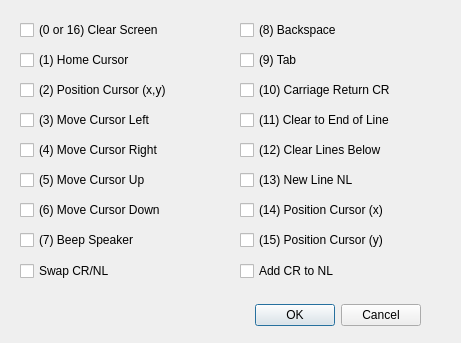
Before: the Qt Designer form propside/TermPrefs.ui in parallaxinc/SimpleIDE, drawn with Qt 5.
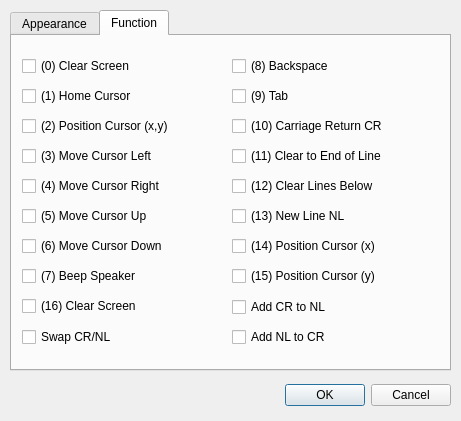
After: the same form once the commit is applied. The open tabs and pages were chosen to show the change.

Commit message: Add open .side file. Add preliminary Simple Terminal Appearance options.

```diff
--- a/propside/TermPrefs.ui
+++ b/propside/TermPrefs.ui
@@ -7,7 +7,7 @@
     <x>0</x>
     <y>0</y>
     <width>461</width>
-    <height>343</height>
+    <height>421</height>
    </rect>
   </property>
   <property name="windowTitle">
@@ -16,9 +16,9 @@
   <widget class="QDialogButtonBox" name="buttonBox">
    <property name="geometry">
     <rect>
-     <x>30</x>
-     <y>300</y>
-     <width>391</width>
+     <x>10</x>
+     <y>380</y>
+     <width>441</width>
      <height>31</height>
     </rect>
    </property>
@@ -29,140 +29,238 @@
     <set>QDialogButtonBox::Cancel|QDialogButtonBox::Ok</set>
    </property>
   </widget>
-  <widget class="QCheckBox" name="cbClearScreen">
+  <widget class="QTabWidget" name="tabWidget">
    <property name="geometry">
     <rect>
-     <x>20</x>
+     <x>10</x>
+     <y>10</y>
+     <width>441</width>
+     <height>361</height>
+    </rect>
+   </property>
+   <property name="currentIndex">
+    <number>0</number>
+   </property>
+   <widget class="QWidget" name="tabAppearance">
+    <attribute name="title">
+     <string>Appearance</string>
+    </attribute>
+    <widget class="QLabel" name="labelForeground">
+     <property name="geometry">
+      <rect>
+       <x>30</x>
      <y>20</y>
-     <width>201</width>
-     <height>20</height>
+       <width>171</width>
+       <height>31</height>
     </rect>
    </property>
    <property name="text">
-    <string>(0 or 16) Clear Screen</string>
-   </property>
-  </widget>
-  <widget class="QCheckBox" name="cbHomeCursor">
+      <string>Foreground Color</string>
+     </property>
+    </widget>
+    <widget class="QLabel" name="labelBackground">
    <property name="geometry">
     <rect>
-     <x>20</x>
+       <x>30</x>
      <y>50</y>
-     <width>201</width>
-     <height>20</height>
+       <width>171</width>
+       <height>31</height>
     </rect>
    </property>
    <property name="text">
-    <string>(1) Home Cursor</string>
-   </property>
-  </widget>
-  <widget class="QCheckBox" name="cbPositionCursorXY">
+      <string>Background Color</string>
+     </property>
+    </widget>
+    <widget class="QLabel" name="labelWrapText">
    <property name="geometry">
     <rect>
-     <x>20</x>
-     <y>80</y>
-     <width>201</width>
-     <height>20</height>
+       <x>30</x>
+       <y>160</y>
+       <width>171</width>
+       <height>31</height>
     </rect>
    </property>
    <property name="text">
-    <string>(2) Position Cursor (x,y)</string>
-   </property>
-  </widget>
-  <widget class="QCheckBox" name="cbMoveLeft">
+      <string>Wrap Text</string>
+     </property>
+    </widget>
+    <widget class="QComboBox" name="comboBox">
    <property name="geometry">
     <rect>
-     <x>20</x>
-     <y>110</y>
-     <width>201</width>
-     <height>20</height>
-    </rect>
-   </property>
+       <x>240</x>
+       <y>160</y>
+       <width>161</width>
+       <height>27</height>
+      </rect>
+     </property>
+     <item>
    <property name="text">
-    <string>(3) Move Cursor Left</string>
-   </property>
-  </widget>
-  <widget class="QCheckBox" name="cbMoveRight">
+       <string>Window</string>
+      </property>
+     </item>
+     <item>
+      <property name="text">
+       <string>Page</string>
+      </property>
+     </item>
+    </widget>
+    <widget class="QComboBox" name="comboBox_2">
    <property name="geometry">
     <rect>
-     <x>20</x>
-     <y>140</y>
-     <width>201</width>
-     <height>20</height>
-    </rect>
-   </property>
-   <property name="text">
-    <string>(4) Move Cursor Right</string>
-   </property>
-  </widget>
-  <widget class="QCheckBox" name="cbMoveUp">
+       <x>240</x>
+       <y>20</y>
+       <width>161</width>
+       <height>27</height>
+      </rect>
+     </property>
+    </widget>
+    <widget class="QComboBox" name="comboBox_3">
+     <property name="geometry">
+      <rect>
+       <x>240</x>
+       <y>50</y>
+       <width>161</width>
+       <height>27</height>
+      </rect>
+     </property>
+    </widget>
+    <widget class="QPushButton" name="btnChooseFont">
    <property name="geometry">
     <rect>
-     <x>20</x>
-     <y>170</y>
-     <width>201</width>
-     <height>20</height>
+       <x>270</x>
+       <y>90</y>
+       <width>131</width>
+       <height>31</height>
     </rect>
    </property>
    <property name="text">
-    <string>(5) Move Cursor Up</string>
-   </property>
-  </widget>
-  <widget class="QCheckBox" name="cbMoveDown">
+      <string>Choose Font </string>
+     </property>
+    </widget>
+    <widget class="QLabel" name="label">
    <property name="geometry">
     <rect>
-     <x>20</x>
-     <y>200</y>
-     <width>201</width>
-     <height>20</height>
+       <x>30</x>
+       <y>190</y>
+       <width>171</width>
+       <height>21</height>
     </rect>
    </property>
    <property name="text">
-    <string>(6) Move Cursor Down</string>
-   </property>
-  </widget>
-  <widget class="QCheckBox" name="cbBeepSpeaker">
+      <string>Page Wrap Length</string>
+     </property>
+    </widget>
+    <widget class="QSpinBox" name="spinBoxPageWrap">
    <property name="geometry">
     <rect>
-     <x>20</x>
-     <y>230</y>
-     <width>201</width>
-     <height>20</height>
-    </rect>
-   </property>
+       <x>320</x>
+       <y>190</y>
+       <width>81</width>
+       <height>25</height>
+      </rect>
+     </property>
+     <property name="alignment">
+      <set>Qt::AlignCenter</set>
+     </property>
+     <property name="minimum">
+      <number>20</number>
+     </property>
+     <property name="maximum">
+      <number>80</number>
+     </property>
+    </widget>
+    <widget class="QLabel" name="labelMaxBuffer">
+     <property name="geometry">
+      <rect>
+       <x>30</x>
+       <y>250</y>
+       <width>161</width>
+       <height>31</height>
+      </rect>
+     </property>
    <property name="text">
-    <string>(7) Beep Speaker</string>
-   </property>
-  </widget>
-  <widget class="QCheckBox" name="cbBackSpace">
+      <string>Max Buffer Lines</string>
+     </property>
+    </widget>
+    <widget class="QComboBox" name="comboBox_4">
    <property name="geometry">
     <rect>
      <x>240</x>
-     <y>20</y>
-     <width>211</width>
-     <height>20</height>
-    </rect>
-   </property>
+       <y>250</y>
+       <width>161</width>
+       <height>27</height>
+      </rect>
+     </property>
+     <item>
    <property name="text">
-    <string>(8) Backspace</string>
-   </property>
-  </widget>
-  <widget class="QCheckBox" name="cbTab">
+       <string>256</string>
+      </property>
+     </item>
+     <item>
+      <property name="text">
+       <string>512</string>
+      </property>
+     </item>
+     <item>
+      <property name="text">
+       <string>1024</string>
+      </property>
+     </item>
+     <item>
+      <property name="text">
+       <string>2048</string>
+      </property>
+     </item>
+     <item>
+      <property name="text">
+       <string>Infinite</string>
+      </property>
+     </item>
+    </widget>
+    <widget class="QLabel" name="labelTabSize">
    <property name="geometry">
     <rect>
-     <x>240</x>
-     <y>50</y>
-     <width>211</width>
-     <height>20</height>
+       <x>30</x>
+       <y>280</y>
+       <width>161</width>
+       <height>31</height>
     </rect>
    </property>
    <property name="text">
-    <string>(9) Tab</string>
-   </property>
-  </widget>
+      <string>Tab Size</string>
+     </property>
+    </widget>
+    <widget class="QSpinBox" name="spinBoxTabSize">
+     <property name="geometry">
+      <rect>
+       <x>320</x>
+       <y>280</y>
+       <width>81</width>
+       <height>25</height>
+      </rect>
+     </property>
+     <property name="alignment">
+      <set>Qt::AlignCenter</set>
+     </property>
+     <property name="minimum">
+      <number>3</number>
+     </property>
+     <property name="maximum">
+      <number>16</number>
+     </property>
+     <property name="value">
+      <number>8</number>
+     </property>
+    </widget>
+   </widget>
+   <widget class="QWidget" name="tabFunction">
+    <attribute name="title">
+     <string>Function</string>
+    </attribute>
   <widget class="QCheckBox" name="cbCReturn">
    <property name="geometry">
     <rect>
-     <x>240</x>
+       <x>220</x>
      <y>80</y>
      <width>211</width>
      <height>20</height>
@@ -172,10 +270,23 @@
     <string>(10) Carriage Return CR</string>
    </property>
   </widget>
+    <widget class="QCheckBox" name="cbMoveRight">
+     <property name="geometry">
+      <rect>
+       <x>10</x>
+       <y>140</y>
+       <width>211</width>
+       <height>20</height>
+      </rect>
+     </property>
+     <property name="text">
+      <string>(4) Move Cursor Right</string>
+     </property>
+    </widget>
   <widget class="QCheckBox" name="cbClearToEOL">
    <property name="geometry">
     <rect>
-     <x>240</x>
+       <x>220</x>
      <y>110</y>
      <width>211</width>
      <height>20</height>
@@ -185,23 +296,49 @@
     <string>(11) Clear to End of Line</string>
    </property>
   </widget>
-  <widget class="QCheckBox" name="cbClearLinesBelow">
+    <widget class="QCheckBox" name="cbHomeCursor">
    <property name="geometry">
     <rect>
-     <x>240</x>
-     <y>140</y>
+       <x>10</x>
+       <y>50</y>
      <width>211</width>
      <height>20</height>
     </rect>
    </property>
    <property name="text">
-    <string>(12) Clear Lines Below</string>
+      <string>(1) Home Cursor</string>
+     </property>
+    </widget>
+    <widget class="QCheckBox" name="cbClearScreen">
+     <property name="geometry">
+      <rect>
+       <x>10</x>
+       <y>20</y>
+       <width>211</width>
+       <height>20</height>
+      </rect>
+     </property>
+     <property name="text">
+      <string>(0) Clear Screen</string>
+     </property>
+    </widget>
+    <widget class="QCheckBox" name="cbMoveDown">
+     <property name="geometry">
+      <rect>
+       <x>10</x>
+       <y>200</y>
+       <width>211</width>
+       <height>20</height>
+      </rect>
+     </property>
+     <property name="text">
+      <string>(6) Move Cursor Down</string>
    </property>
   </widget>
   <widget class="QCheckBox" name="cbNewLine">
    <property name="geometry">
     <rect>
-     <x>240</x>
+       <x>220</x>
      <y>170</y>
      <width>211</width>
      <height>20</height>
@@ -211,10 +348,23 @@
     <string>(13) New Line NL</string>
    </property>
   </widget>
+    <widget class="QCheckBox" name="cbClearLinesBelow">
+     <property name="geometry">
+      <rect>
+       <x>220</x>
+       <y>140</y>
+       <width>211</width>
+       <height>20</height>
+      </rect>
+     </property>
+     <property name="text">
+      <string>(12) Clear Lines Below</string>
+     </property>
+    </widget>
   <widget class="QCheckBox" name="cbPositionCursorX">
    <property name="geometry">
     <rect>
-     <x>240</x>
+       <x>220</x>
      <y>200</y>
      <width>211</width>
      <height>20</height>
@@ -224,25 +374,38 @@
     <string>(14) Position Cursor (x)</string>
    </property>
   </widget>
-  <widget class="QCheckBox" name="cbPositionCursorY">
+    <widget class="QCheckBox" name="cbBackSpace">
    <property name="geometry">
     <rect>
-     <x>240</x>
-     <y>230</y>
+       <x>220</x>
+       <y>20</y>
      <width>211</width>
      <height>20</height>
     </rect>
    </property>
    <property name="text">
-    <string>(15) Position Cursor (y)</string>
+      <string>(8) Backspace</string>
+     </property>
+    </widget>
+    <widget class="QCheckBox" name="cbTab">
+     <property name="geometry">
+      <rect>
+       <x>220</x>
+       <y>50</y>
+       <width>211</width>
+       <height>20</height>
+      </rect>
+     </property>
+     <property name="text">
+      <string>(9) Tab</string>
    </property>
   </widget>
   <widget class="QCheckBox" name="cbSwapNLCR">
    <property name="geometry">
     <rect>
-     <x>20</x>
-     <y>260</y>
-     <width>201</width>
+       <x>10</x>
+       <y>290</y>
+       <width>211</width>
      <height>22</height>
     </rect>
    </property>
@@ -250,18 +413,111 @@
     <string>Swap CR/NL</string>
    </property>
   </widget>
+    <widget class="QCheckBox" name="cbBeepSpeaker">
+     <property name="geometry">
+      <rect>
+       <x>10</x>
+       <y>230</y>
+       <width>211</width>
+       <height>20</height>
+      </rect>
+     </property>
+     <property name="text">
+      <string>(7) Beep Speaker</string>
+     </property>
+    </widget>
+    <widget class="QCheckBox" name="cbPositionCursorXY">
+     <property name="geometry">
+      <rect>
+       <x>10</x>
+       <y>80</y>
+       <width>211</width>
+       <height>20</height>
+      </rect>
+     </property>
+     <property name="text">
+      <string>(2) Position Cursor (x,y)</string>
+     </property>
+    </widget>
+    <widget class="QCheckBox" name="cbPositionCursorY">
+     <property name="geometry">
+      <rect>
+       <x>220</x>
+       <y>230</y>
+       <width>211</width>
+       <height>20</height>
+      </rect>
+     </property>
+     <property name="text">
+      <string>(15) Position Cursor (y)</string>
+     </property>
+    </widget>
+    <widget class="QCheckBox" name="cbMoveUp">
+     <property name="geometry">
+      <rect>
+       <x>10</x>
+       <y>170</y>
+       <width>211</width>
+       <height>20</height>
+      </rect>
+     </property>
+     <property name="text">
+      <string>(5) Move Cursor Up</string>
+     </property>
+    </widget>
+    <widget class="QCheckBox" name="cbMoveLeft">
+     <property name="geometry">
+      <rect>
+       <x>10</x>
+       <y>110</y>
+       <width>211</width>
+       <height>20</height>
+      </rect>
+     </property>
+     <property name="text">
+      <string>(3) Move Cursor Left</string>
+     </property>
+    </widget>
   <widget class="QCheckBox" name="cbAppendCR">
    <property name="geometry">
     <rect>
-     <x>240</x>
+       <x>220</x>
      <y>260</y>
-     <width>191</width>
+       <width>211</width>
      <height>22</height>
     </rect>
    </property>
    <property name="text">
     <string>Add CR to NL</string>
    </property>
+    </widget>
+    <widget class="QCheckBox" name="cbAppendNL">
+     <property name="geometry">
+      <rect>
+       <x>220</x>
+       <y>290</y>
+       <width>211</width>
+       <height>22</height>
+      </rect>
+     </property>
+     <property name="text">
+      <string>Add NL to CR</string>
+     </property>
+    </widget>
+    <widget class="QCheckBox" name="cbClearScreen_2">
+     <property name="geometry">
+      <rect>
+       <x>10</x>
+       <y>260</y>
+       <width>211</width>
+       <height>20</height>
+      </rect>
+     </property>
+     <property name="text">
+      <string>(16) Clear Screen</string>
+     </property>
+    </widget>
+   </widget>
   </widget>
   <action name="actionTermPrefsOk">
    <property name="text">
```
Lines whose indentation alone changed are shown as unchanged. The commit also changes 2 other files.
